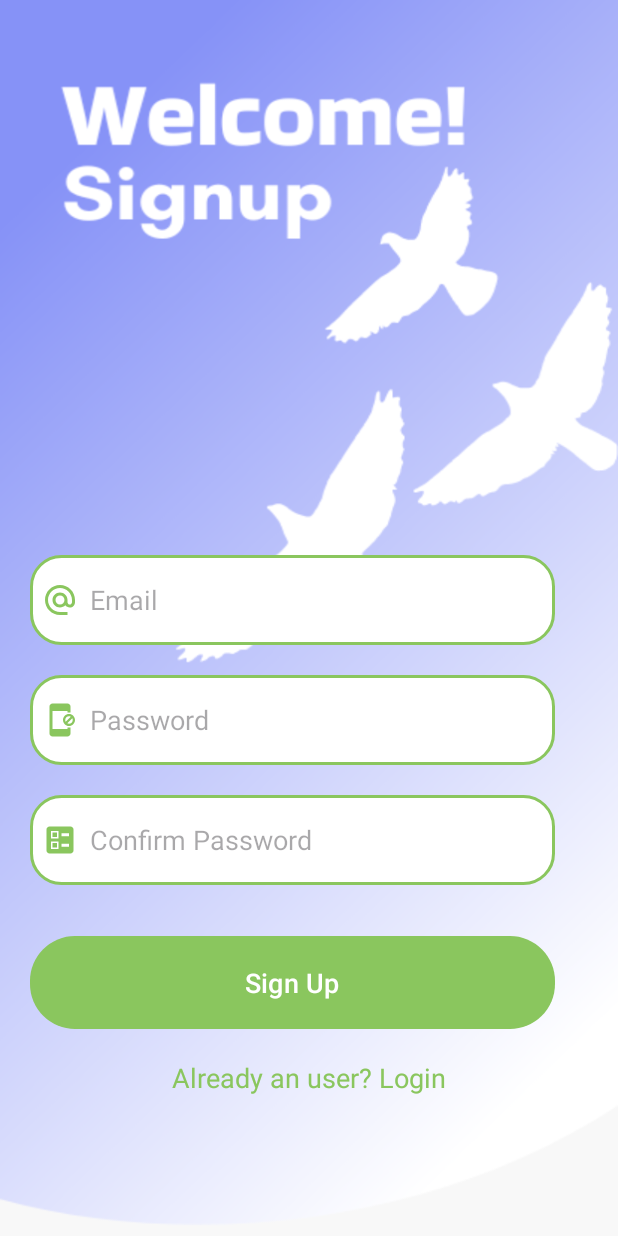
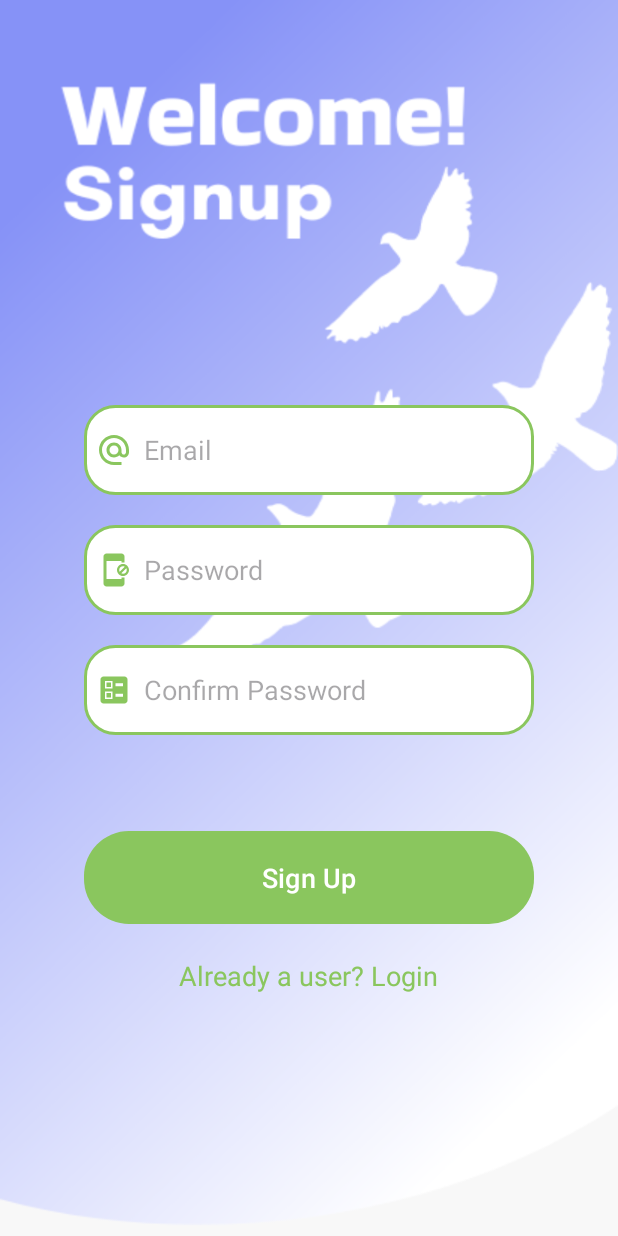
Before and after one commit to pShooketh/EnviroWealth, an Android app: the SignupActivity screen opened directly, with no data from a screen before it, on a phone screen of 412 x 824 dp. Run offline under Robolectric (Android 15) with nearby library versions, the phone set to English and light mode, and no system bars; our stand-ins replace Firebase (no records; nobody signed in at launch, a user with empty details on screens opened directly).

Commit message:
did the same thing in the sigup page

```diff
--- a/app/src/main/res/layout/activity_signup.xml
+++ b/app/src/main/res/layout/activity_signup.xml
@@ -8,32 +8,36 @@
     android:background="@drawable/signupbkg"
     tools:context=".SignupActivity">
 
-
     <LinearLayout
         android:layout_width="match_parent"
-        android:layout_height="wrap_content"
-        android:orientation="vertical">
+        android:layout_height="match_parent"
+        android:orientation="vertical"
+        android:gravity="center"> <!-- Centers content vertically and horizontally -->
+
+        <!-- Signup Form -->
         <LinearLayout
             android:layout_width="match_parent"
             android:layout_height="wrap_content"
             android:orientation="vertical"
-            android:layout_marginTop="320dp"
+            android:gravity="center_horizontal"
             android:padding="20dp">
+
             <EditText
-                android:layout_width="350dp"
+                android:id="@+id/signup_email"
+                android:layout_width="300dp"
                 android:layout_height="60dp"
-                android:id="@+id/signup_email"
-                android:layout_marginTop="30dp"
+                android:layout_marginTop="250dp"
                 android:background="@drawable/ewgreen_border"
                 android:padding="8dp"
                 android:hint="Email"
                 android:drawableLeft="@drawable/baseline_email_24"
                 android:drawablePadding="8dp"
-                android:textColor="@color/grey"/>
+                android:textColor="@color/grey" />
+
             <EditText
-                android:layout_width="350dp"
+                android:id="@+id/signup_password"
+                android:layout_width="300dp"
                 android:layout_height="60dp"
-                android:id="@+id/signup_password"
                 android:layout_marginTop="20dp"
                 android:background="@drawable/ewgreen_border"
                 android:padding="8dp"
@@ -41,12 +45,12 @@
                 android:inputType="textPassword"
                 android:drawableLeft="@drawable/baseline_lock_24"
                 android:drawablePadding="8dp"
-                android:textColor="@color/grey"/>
+                android:textColor="@color/grey" />
 
             <EditText
-                android:layout_width="350dp"
+                android:id="@+id/signup_confirm"
+                android:layout_width="300dp"
                 android:layout_height="60dp"
-                android:id="@+id/signup_confirm"
                 android:layout_marginTop="20dp"
                 android:background="@drawable/ewgreen_border"
                 android:padding="8dp"
@@ -54,26 +58,27 @@
                 android:inputType="textPassword"
                 android:drawableLeft="@drawable/baseline_password_24"
                 android:drawablePadding="8dp"
-                android:textColor="@color/grey"/>
+                android:textColor="@color/grey" />
 
             <Button
-                android:layout_width="350dp"
+                android:id="@+id/signup_button"
+                android:layout_width="300dp"
                 android:layout_height="70dp"
-                android:layout_marginTop="30dp"
+                android:layout_marginTop="60dp"
                 android:text="Sign Up"
-                android:id="@+id/signup_button"
                 android:textSize="18sp"
-                app:cornerRadius = "30dp"/>
+                app:cornerRadius="30dp" />
+
             <TextView
+                android:id="@+id/loginRedirectText"
                 android:layout_width="wrap_content"
                 android:layout_height="wrap_content"
-                android:id="@+id/loginRedirectText"
-                android:text="Already an user? Login"
                 android:layout_gravity="center"
                 android:padding="8dp"
-                android:layout_marginTop="8dp"
+                android:layout_marginTop="10dp"
+                android:text="Already a user? Login"
                 android:textSize="18sp"
-                android:textColor="@color/ewgreen"/>
+                android:textColor="@color/ewgreen" />
         </LinearLayout>
     </LinearLayout>
 </ScrollView>
```
